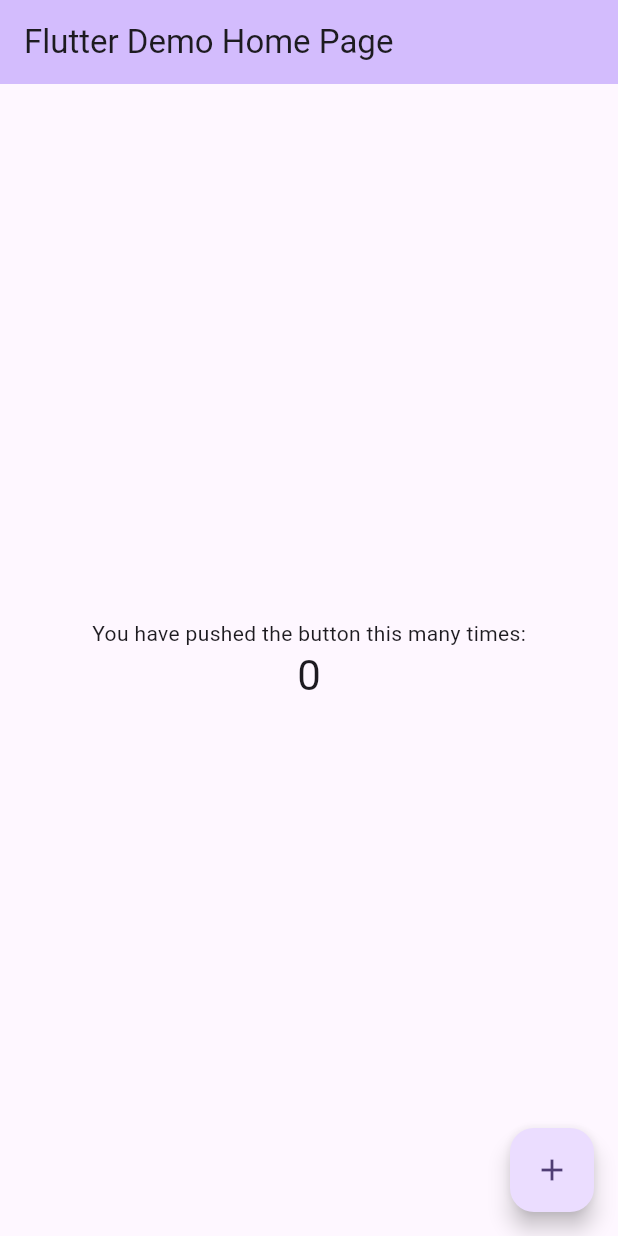
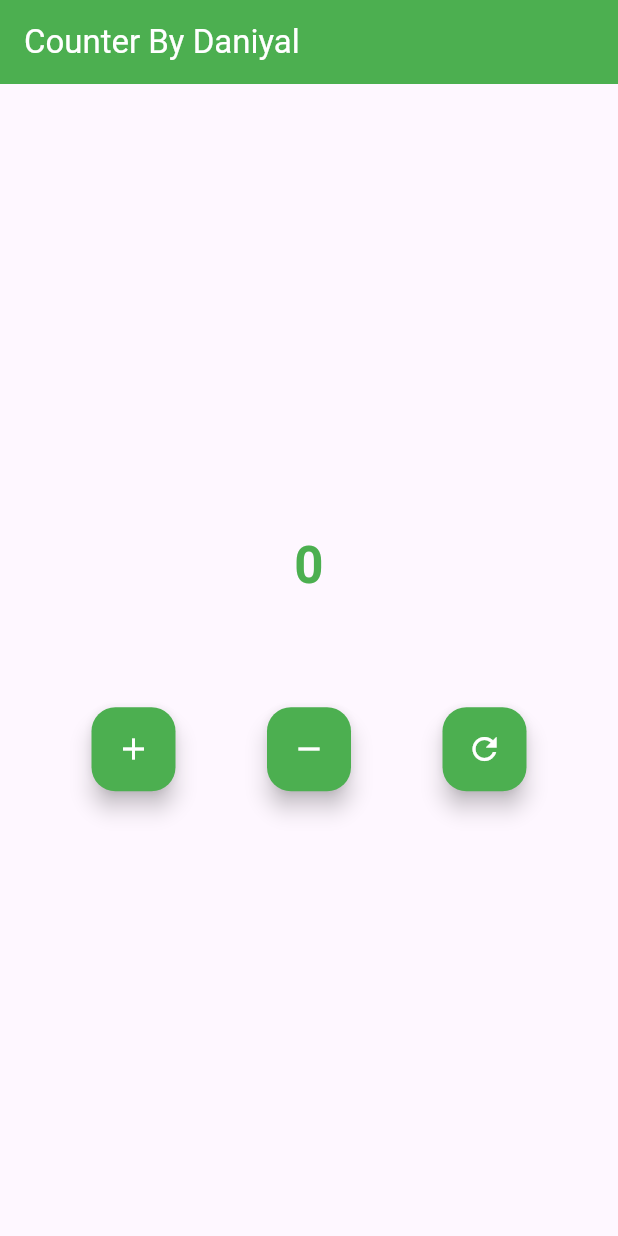
Before and after one commit to Daniyal842/Second-Project, a Flutter app: the screen it shows after launch, on a phone screen of 412 x 824 dp. Run offline on Flutter 3.47's test engine with Material 3 defaults, Android fonts, the phone set to English and light mode, and no system bars.

Commit message:
counterApp and calculater

```diff
--- /dev/null
+++ b/lib/counterappscreen.dart
@@ -0,0 +1,80 @@
+import 'package:flutter/material.dart';
+
+class Counterappscreen extends StatefulWidget {
+  const Counterappscreen({super.key});
+
+  @override
+  State<Counterappscreen> createState() => _CounterappscreenState();
+}
+
+class _CounterappscreenState extends State<Counterappscreen> {
+  int count = 0;
+  @override
+  Widget build(BuildContext context) {
+    return Scaffold(
+      appBar: AppBar(
+        backgroundColor: Colors.green,
+        title: Text(
+          "Counter By Daniyal",
+          style: TextStyle(color: Colors.white),
+        ),
+      ),
+      body: Center(
+        child: Column(
+          mainAxisAlignment: MainAxisAlignment.center,
+          crossAxisAlignment: CrossAxisAlignment.center,
+          children: [
+            Text(
+              '$count',
+              style: TextStyle(
+                  color: Colors.green, fontSize: 34, fontWeight: FontWeight.bold),
+            ),
+            SizedBox(height: 70,),
+            Row(
+              mainAxisAlignment: MainAxisAlignment.spaceEvenly,
+              children: [
+                FloatingActionButton(
+                  child: Icon(Icons.add,color: Colors.white,),
+                  onPressed: (){
+                    count++;
+                    setState(() {
+
+                    });
+                  },
+                  backgroundColor: Colors.green,
+                ),
+                FloatingActionButton(
+                  child: Icon(Icons.remove,color: Colors.white,),
+                  onPressed: (){
+                    if(count-->0)
+                      {
+                        print('$count');
+                      }
+                    else
+                      {
+                        count=0;
+                      }
+                    setState(() {
+
+                    });
+                  },
+                  backgroundColor: Colors.green,
+                ),
+                FloatingActionButton(
+                  child: Icon(Icons.refresh,color: Colors.white,),
+                  onPressed: (){
+                    count=0;
+                    setState(() {
+
+                    });
+                  },
+                  backgroundColor: Colors.green,
+                )
+              ],
+            ),
+          ],
+        ),
+      ),
+    );
+  }
+}
--- a/lib/main.dart
+++ b/lib/main.dart
@@ -1,4 +1,6 @@
 import 'package:flutter/material.dart';
+import 'package:secondproject/calculatorscreen.dart';
+import 'package:secondproject/counterappscreen.dart';
 
 void main() {
   runApp(const MyApp());
@@ -7,119 +9,11 @@ void main() {
 class MyApp extends StatelessWidget {
   const MyApp({super.key});
 
-  // This widget is the root of your application.
   @override
   Widget build(BuildContext context) {
     return MaterialApp(
-      title: 'Flutter Demo',
-      theme: ThemeData(
-        // This is the theme of your application.
-        //
-        // TRY THIS: Try running your application with "flutter run". You'll see
-        // the application has a purple toolbar. Then, without quitting the app,
-        // try changing the seedColor in the colorScheme below to Colors.green
-        // and then invoke "hot reload" (save your changes or press the "hot
-        // reload" button in a Flutter-supported IDE, or press "r" if you used
-        // the command line to start the app).
-        //
-        // Notice that the counter didn't reset back to zero; the application
-        // state is not lost during the reload. To reset the state, use hot
-        // restart instead.
-        //
-        // This works for code too, not just values: Most code changes can be
-        // tested with just a hot reload.
-        colorScheme: ColorScheme.fromSeed(seedColor: Colors.deepPurple),
-        useMaterial3: true,
-      ),
-      home: const MyHomePage(title: 'Flutter Demo Home Page'),
+      debugShowCheckedModeBanner: false,
+      home: Counterappscreen()
     );
   }
 }
-
-class MyHomePage extends StatefulWidget {
-  const MyHomePage({super.key, required this.title});
-
-  // This widget is the home page of your application. It is stateful, meaning
-  // that it has a State object (defined below) that contains fields that affect
-  // how it looks.
-
-  // This class is the configuration for the state. It holds the values (in this
-  // case the title) provided by the parent (in this case the App widget) and
-  // used by the build method of the State. Fields in a Widget subclass are
-  // always marked "final".
-
-  final String title;
-
-  @override
-  State<MyHomePage> createState() => _MyHomePageState();
-}
-
-class _MyHomePageState extends State<MyHomePage> {
-  int _counter = 0;
-
-  void _incrementCounter() {
-    setState(() {
-      // This call to setState tells the Flutter framework that something has
-      // changed in this State, which causes it to rerun the build method below
-      // so that the display can reflect the updated values. If we changed
-      // _counter without calling setState(), then the build method would not be
-      // called again, and so nothing would appear to happen.
-      _counter++;
-    });
-  }
-
-  @override
-  Widget build(BuildContext context) {
-    // This method is rerun every time setState is called, for instance as done
-    // by the _incrementCounter method above.
-    //
-    // The Flutter framework has been optimized to make rerunning build methods
-    // fast, so that you can just rebuild anything that needs updating rather
-    // than having to individually change instances of widgets.
-    return Scaffold(
-      appBar: AppBar(
-        // TRY THIS: Try changing the color here to a specific color (to
-        // Colors.amber, perhaps?) and trigger a hot reload to see the AppBar
-        // change color while the other colors stay the same.
-        backgroundColor: Theme.of(context).colorScheme.inversePrimary,
-        // Here we take the value from the MyHomePage object that was created by
-        // the App.build method, and use it to set our appbar title.
-        title: Text(widget.title),
-      ),
-      body: Center(
-        // Center is a layout widget. It takes a single child and positions it
-        // in the middle of the parent.
-        child: Column(
-          // Column is also a layout widget. It takes a list of children and
-          // arranges them vertically. By default, it sizes itself to fit its
-          // children horizontally, and tries to be as tall as its parent.
-          //
-          // Column has various properties to control how it sizes itself and
-          // how it positions its children. Here we use mainAxisAlignment to
-          // center the children vertically; the main axis here is the vertical
-          // axis because Columns are vertical (the cross axis would be
-          // horizontal).
-          //
-          // TRY THIS: Invoke "debug painting" (choose the "Toggle Debug Paint"
-          // action in the IDE, or press "p" in the console), to see the
-          // wireframe for each widget.
-          mainAxisAlignment: MainAxisAlignment.center,
-          children: <Widget>[
-            const Text(
-              'You have pushed the button this many times:',
-            ),
-            Text(
-              '$_counter',
-              style: Theme.of(context).textTheme.headlineMedium,
-            ),
-          ],
-        ),
-      ),
-      floatingActionButton: FloatingActionButton(
-        onPressed: _incrementCounter,
-        tooltip: 'Increment',
-        child: const Icon(Icons.add),
-      ), // This trailing comma makes auto-formatting nicer for build methods.
-    );
-  }
-}
```
Also changed, not shown: lib/calculatorscreen.dart (added, +129 -0 lines).
